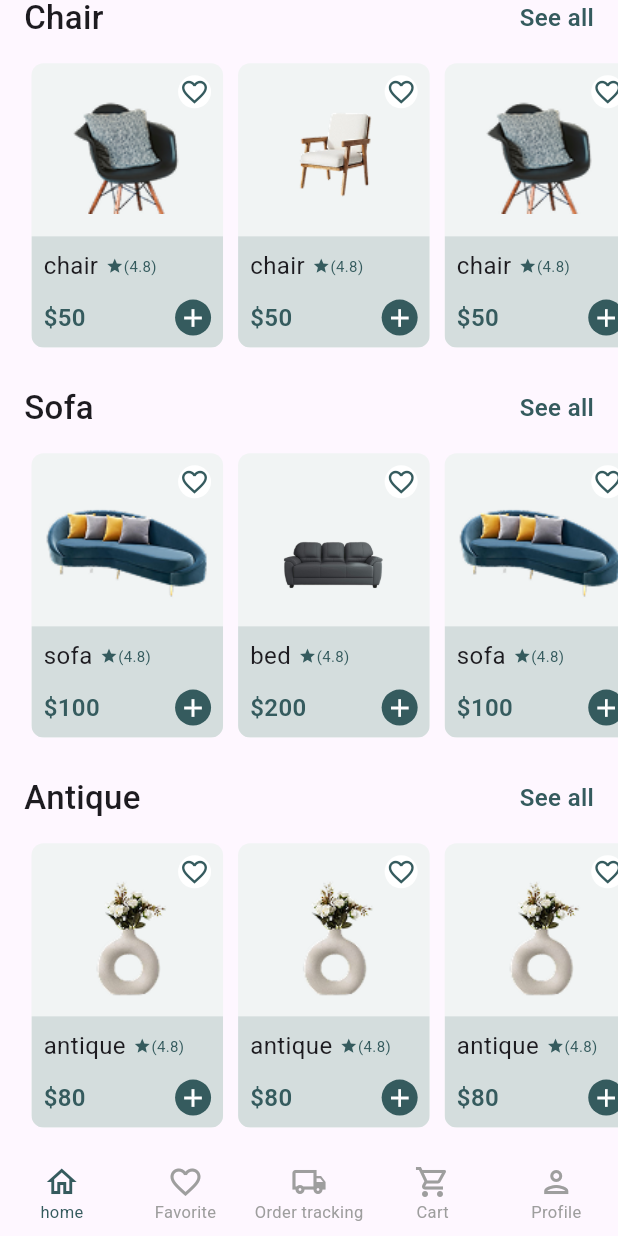
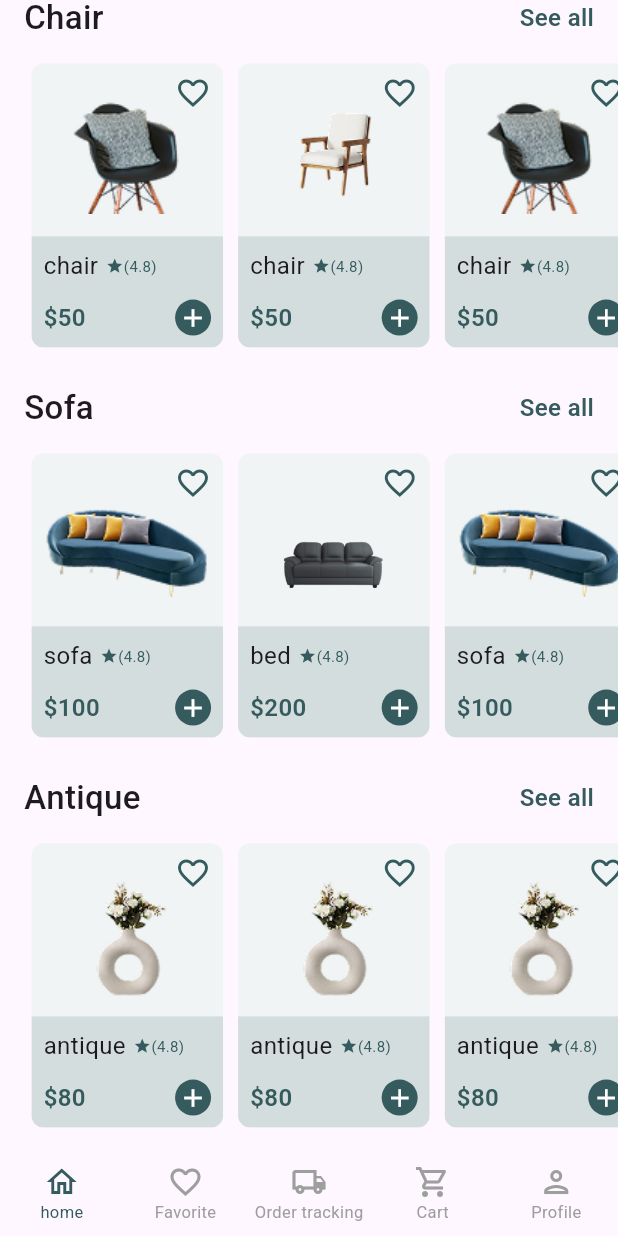
Before and after one commit to Rana-Mohsen/betna, a Flutter app: the screen it shows after launch, scrolled down 564 dp, on a phone screen of 412 x 824 dp. Run offline on Flutter 3.47's test engine with Material 3 defaults, Android fonts, the light colour scheme and no system bars; our stand-ins replace bloc, carousel_slider, dartz, dio, flutter_bloc, get_it and 5 more; missing offline and left inert: imageview360.

Commit message:
status bar transparent

```diff
--- a/lib/core/widgets/favorite_icon.dart
+++ b/lib/core/widgets/favorite_icon.dart
@@ -7,7 +7,7 @@ import 'package:flutter_bloc/flutter_bloc.dart';
 class FavoriteIcon extends StatefulWidget {
   FavoriteIcon({
     super.key,
-    this.size = 20,
+    this.size = 29,
     this.padding = 1,
     required this.item,
   });
@@ -27,7 +27,8 @@ class _FavoriteIconState extends State<FavoriteIcon> {
     var bloc = BlocProvider.of<FavoriteCubit>(context);
     return Padding(
       padding: const EdgeInsets.all(8.0),
-      child: GestureDetector(
+      child: InkResponse(
+        //splashRadius: 20,
         onTap: () {
           setState(() {
             isFav = !isFav;
@@ -37,18 +38,11 @@ var bloc = BlocProvider.of<FavoriteCubit>(context);
             BlocProvider.of<FavoriteCubit>(context).favoritBody();
           });
         },
-        child: Container(
-          padding: EdgeInsets.all(widget.padding),
-          decoration: BoxDecoration(
-            shape: BoxShape.circle,
-            color: Colors.white,
-          ),
         child: Icon(
-           isFav ? Icons.favorite : Icons.favorite_border_outlined,
-            size: widget.size,
+          isFav ? Icons.favorite : Icons.favorite_border,
           color: kPrimaryColor,
         ),
-        ),
+        // disabledColor: Colors.amber,
       ),
     );
   }
--- a/lib/main.dart
+++ b/lib/main.dart
@@ -29,6 +29,12 @@ class MyApp extends StatelessWidget {
             BlocProvider(create: (context) => FavoriteCubit()),
             BlocProvider(create: (context) => CategoriesCubit()),
           ],
+          child: AnnotatedRegion<SystemUiOverlayStyle>(
+            value: SystemUiOverlayStyle(
+              statusBarColor: Colors.transparent,
+               statusBarIconBrightness: Brightness.dark,
+            ),
+
             child: MaterialApp.router(
               routerConfig: AppRoutes.routes,
               debugShowCheckedModeBanner: false,
@@ -39,8 +45,8 @@ class MyApp extends StatelessWidget {
                   scrolledUnderElevation: 0,
                   backgroundColor: Colors.transparent,
                   systemOverlayStyle: SystemUiOverlayStyle(
-                  statusBarColor: Colors.transparent,
                     statusBarIconBrightness: Brightness.dark,
+                  ),
                 ),
               ),
             ),
```
Lines whose indentation alone changed are shown as unchanged.
